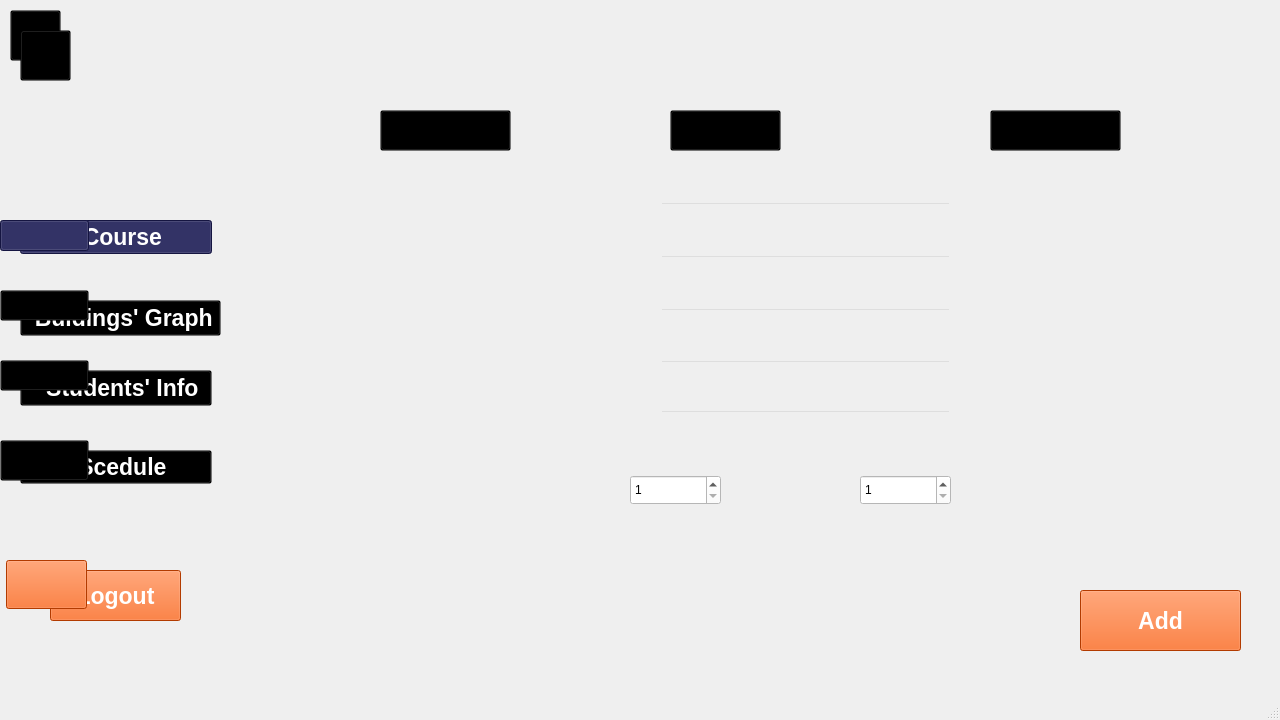
Qt form WranaSection/Admin_View.ui (SEGA-ABBASYA/Data_Structures) before a commit.
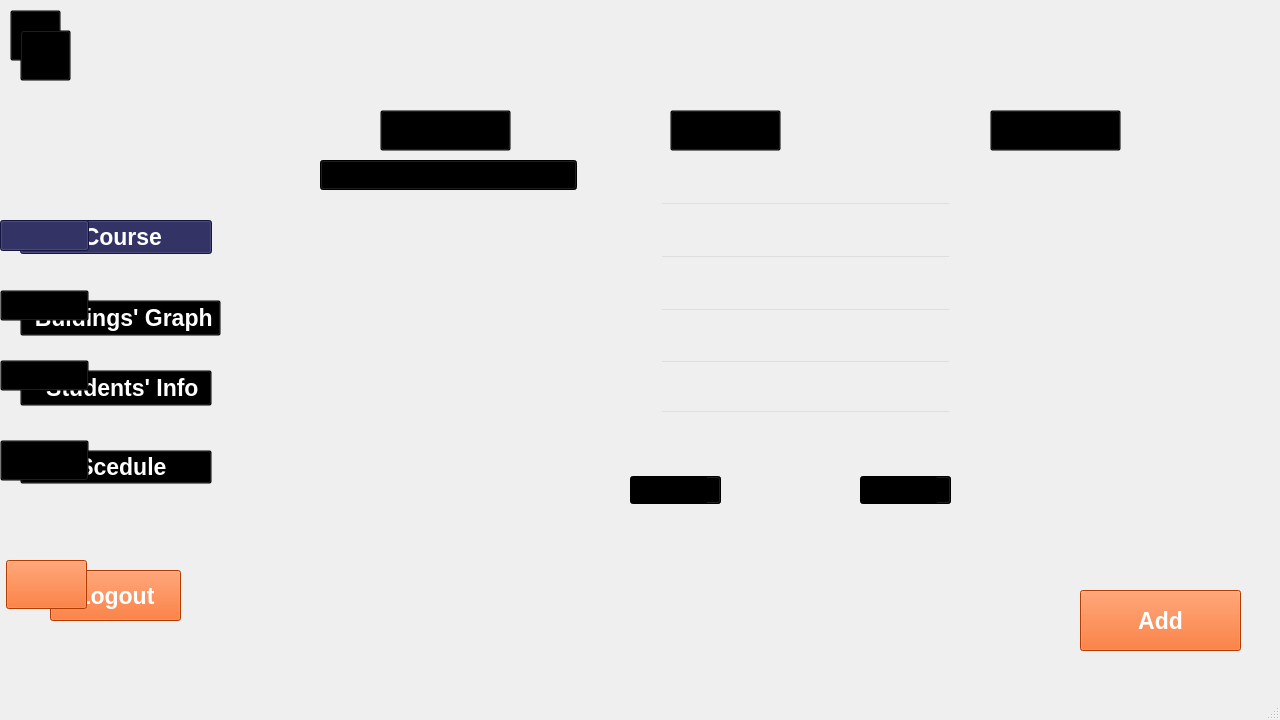
The same form after that commit. The open tabs and pages were chosen to show the change. Icons and pictures are not drawn.

Commit message: Admin/User related functinalities done.

```diff
--- a/WranaSection/Admin_View.ui
+++ b/WranaSection/Admin_View.ui
@@ -1954,7 +1954,7 @@
          </rect>
         </property>
         <property name="styleSheet">
-         <string notr="true">background-color: rgb(255, 255, 255);</string>
+         <string notr="true">background-color: rgb(0, 0, 0);</string>
         </property>
         <property name="minimum">
          <number>1</number>
@@ -1973,7 +1973,7 @@
          </rect>
         </property>
         <property name="styleSheet">
-         <string notr="true">background-color: rgb(255, 255, 255);</string>
+         <string notr="true">background-color: rgb(0, 0, 0);</string>
         </property>
         <property name="minimum">
          <number>1</number>
@@ -2094,6 +2094,19 @@
          <bool>false</bool>
         </property>
        </widget>
+       <widget class="QComboBox" name="programComboBox">
+        <property name="geometry">
+         <rect>
+          <x>10</x>
+          <y>0</y>
+          <width>257</width>
+          <height>30</height>
+         </rect>
+        </property>
+        <property name="styleSheet">
+         <string notr="true">background-color: rgb(0, 0, 0);</string>
+        </property>
+       </widget>
       </widget>
       <widget class="QWidget" name="edit_student_widget">
        <widget class="QTableWidget" name="tableWidget_2">
```
Left out of the diff: 20 changed lines with no effect on the pictures. The commit also changes 16 other files.
